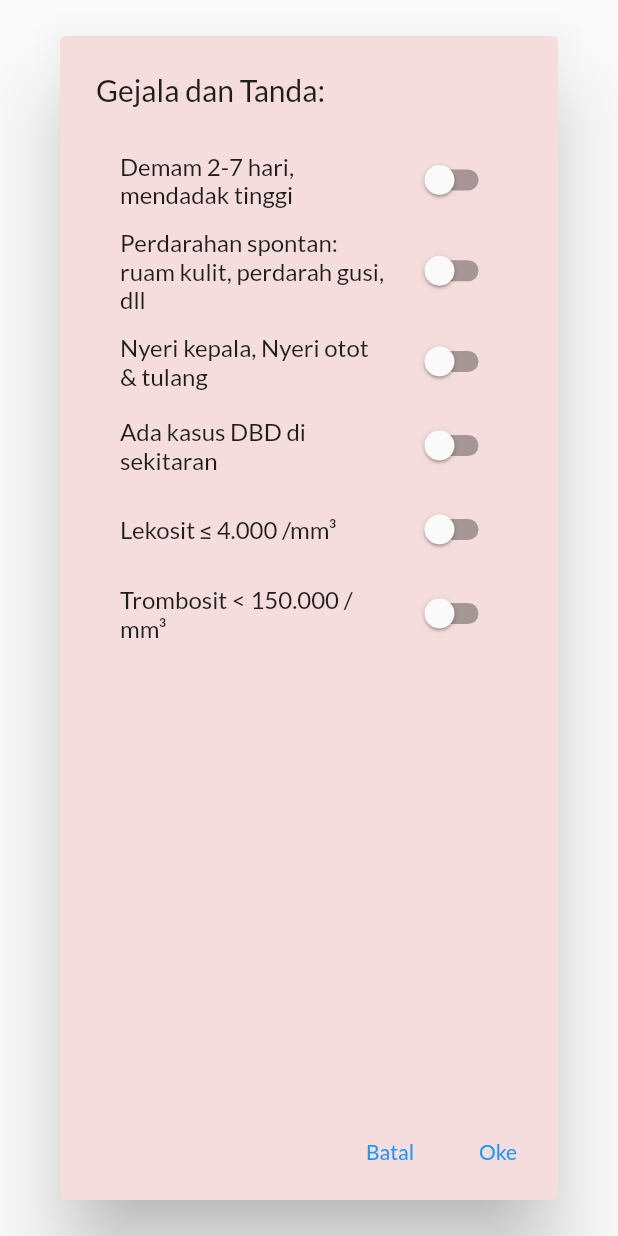
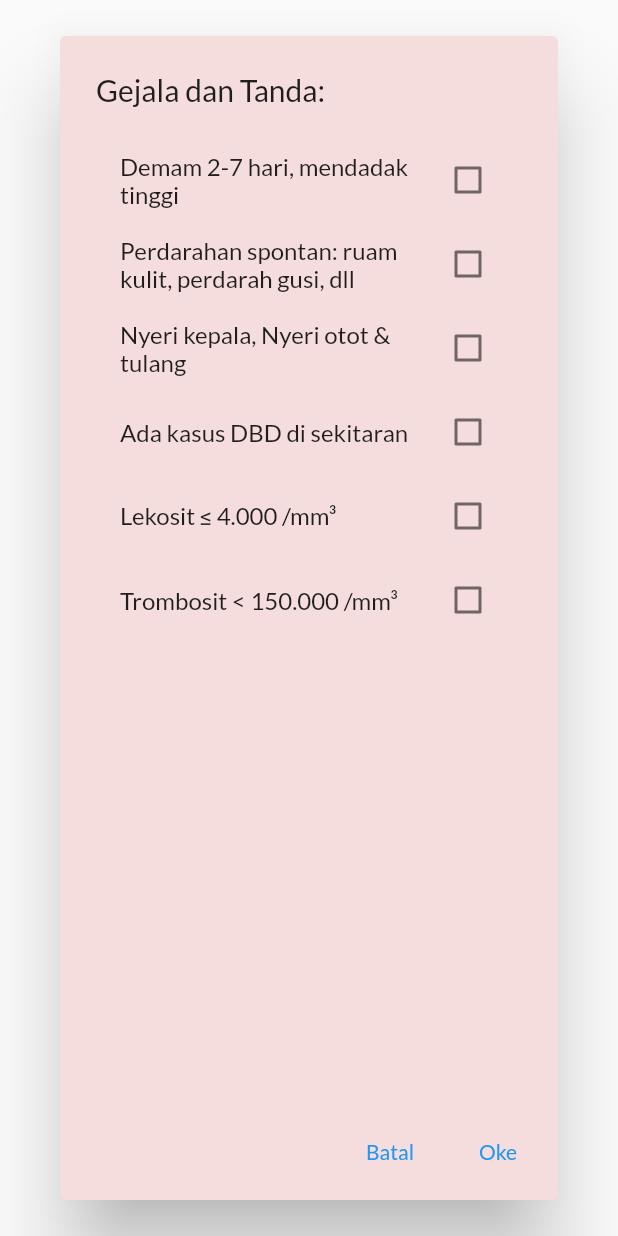
Before and after one commit to saptosutardi/Cairan-DBD, a Flutter app: the GradeDialog widget shown alone on an empty page, opened directly, on a phone screen of 412 x 824 dp. Run offline on Flutter 3.47's test engine with Material 2 defaults, Android fonts, the phone set to English and light mode, and no system bars; our stand-ins replace google_fonts, toggle_switch.

Commit message:
Diagnosis dengue dengan dialog checkbox

```diff
--- a/lib/grade_dialog.dart
+++ b/lib/grade_dialog.dart
@@ -16,6 +16,7 @@ class _GradeDialogState extends State<GradeDialog> {
   int count = globals.arrSignSymptomsDS.length;
   var arrSignSymptomsDS = globals.arrSignSymptomsDS;
   var arrValue = globals.arrValue;
+  int dengueClass = 0;
 
   @override
   Widget build(BuildContext context) {
@@ -23,33 +24,23 @@ class _GradeDialogState extends State<GradeDialog> {
       backgroundColor: globals.pink,
       title: Text(globals.signSymp),
       content: SizedBox(
-        // width: double.maxFinite,
+        width: double.maxFinite,
         child: Column(
           children: <Widget>[
-            SwitchListTile(
-                title: Text(arrSignSymptomsDS[0]),
-                value: arrValue[0],
-                onChanged: (val) => setState(() => arrValue[0] = val)),
-            SwitchListTile(
-                title: Text(arrSignSymptomsDS[1]),
-                value: arrValue[1],
-                onChanged: (val) => setState(() => arrValue[1] = val)),
-            SwitchListTile(
-                title: Text(arrSignSymptomsDS[2]),
-                value: arrValue[2],
-                onChanged: (val) => setState(() => arrValue[2] = val)),
-            SwitchListTile(
-                title: Text(arrSignSymptomsDS[3]),
-                value: arrValue[3],
-                onChanged: (val) => setState(() => arrValue[3] = val)),
-            SwitchListTile(
-                title: Text(arrSignSymptomsDS[4]),
-                value: arrValue[4],
-                onChanged: (val) => setState(() => arrValue[4] = val)),
-            SwitchListTile(
-                title: Text(arrSignSymptomsDS[5]),
-                value: arrValue[5],
-                onChanged: (val) => setState(() => arrValue[5] = val)),
+            ListView.builder(
+              shrinkWrap: true,
+              itemCount: arrSignSymptomsDS.length,
+              itemBuilder: (context, index) {
+                return CheckboxListTile(
+                  title: Text(arrSignSymptomsDS[index]),
+                  value: arrValue[index],
+                  onChanged: (val) => setState(() => arrValue[index] = val!),
+                  // secondary: const Icon(Icons.hourglass_empty),
+                );
+
+                // Text(arrSignSymptomsDS[index]);
+              },
+            )
           ],
         ),
       ),
@@ -68,8 +59,19 @@ class _GradeDialogState extends State<GradeDialog> {
               Navigator.of(context, rootNavigator: true).pop();
               // ignore: avoid_print
               print(arrValue);
+              clasificationDengue(arrValue);
             }),
       ],
     );
   }
+
+  void clasificationDengue(List<bool> arrValue) {
+    var addSignSymp = arrValue.sublist(1);
+    var value = addSignSymp.where((item) => item == true).length;
+    print(value.toString());
+    if (value > 1)
+      print("kasus DBD");
+    else
+      print("bukan DBD");
+  }
 }
```
